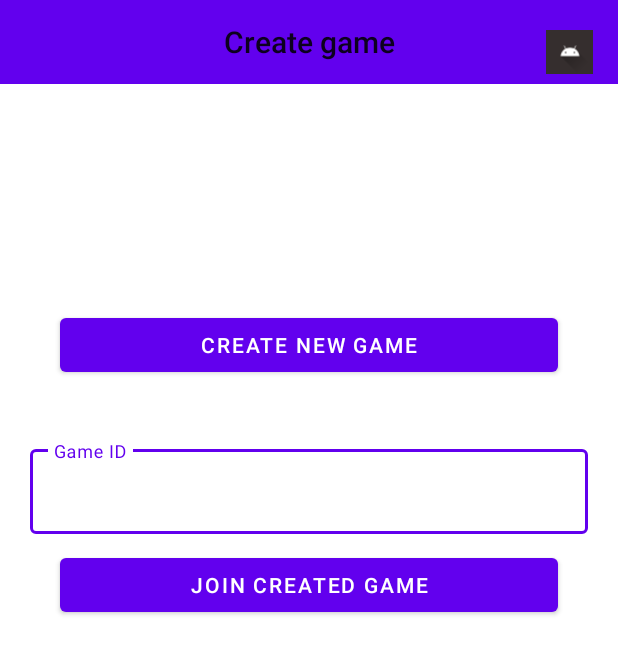
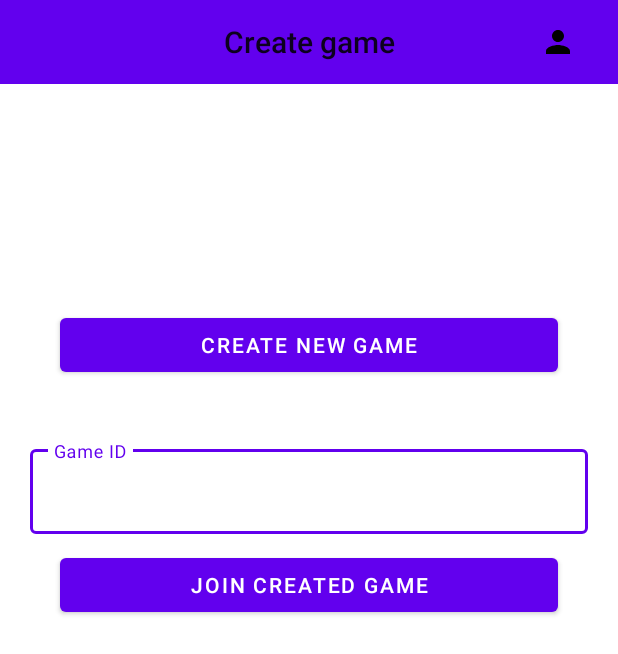
Before and after one commit to serfer10/Battle_ship, an Android app: the CreateGameActivity screen opened directly, with no data from a screen before it, on a phone screen of 412 x 824 dp. Shown: the top 654 px of the screen. Run offline under Robolectric (Android 15) with nearby library versions, the phone set to English and light mode, and no system bars; our stand-ins replace Firebase (no records; nobody signed in at launch, a user with empty details on screens opened directly), RxJava.

Commit message:
added edit-profile, changed navigation icons.

```diff
--- /dev/null
+++ b/app/src/main/res/drawable/ic_baseline_edit_24.xml
@@ -0,0 +1,5 @@
+<vector android:height="24dp" android:tint="#000000"
+    android:viewportHeight="24" android:viewportWidth="24"
+    android:width="24dp" xmlns:android="http://schemas.android.com/apk/res/android">
+    <path android:fillColor="@android:color/white" android:pathData="M3,17.25V21h3.75L17.81,9.94l-3.75,-3.75L3,17.25zM20.71,7.04c0.39,-0.39 0.39,-1.02 0,-1.41l-2.34,-2.34c-0.39,-0.39 -1.02,-0.39 -1.41,0l-1.83,1.83 3.75,3.75 1.83,-1.83z"/>
+</vector>
--- /dev/null
+++ b/app/src/main/res/drawable/ic_baseline_person_24.xml
@@ -0,0 +1,5 @@
+<vector android:height="24dp" android:tint="#000000"
+    android:viewportHeight="24" android:viewportWidth="24"
+    android:width="24dp" xmlns:android="http://schemas.android.com/apk/res/android">
+    <path android:fillColor="@android:color/white" android:pathData="M12,12c2.21,0 4,-1.79 4,-4s-1.79,-4 -4,-4 -4,1.79 -4,4 1.79,4 4,4zM12,14c-2.67,0 -8,1.34 -8,4v2h16v-2c0,-2.66 -5.33,-4 -8,-4z"/>
+</vector>
--- a/app/src/main/res/layout/activity_create_game.xml
+++ b/app/src/main/res/layout/activity_create_game.xml
@@ -27,6 +27,16 @@
             android:visibility="visible"
             tools:layout_editor_absoluteX="164dp"
             tools:layout_editor_absoluteY="14dp" />
+
+        <ImageView
+            android:id="@+id/button_profile"
+            android:layout_width="wrap_content"
+            android:layout_height="wrap_content"
+            android:layout_gravity="end"
+            android:layout_marginEnd="20dp"
+            android:scaleType="centerInside"
+            android:padding="8dp"
+            android:src="@drawable/ic_baseline_person_24" />
 
 
     </androidx.appcompat.widget.Toolbar>
@@ -71,19 +81,6 @@
         app:layout_constraintStart_toStartOf="parent"
         app:layout_constraintTop_toBottomOf="@id/gameInput" />
 
-    <ImageButton
-        android:id="@+id/button_profile"
-        android:layout_width="31dp"
-        android:layout_height="29dp"
-        android:background="#352E2E"
-        android:scaleType="centerInside"
-        android:src="@drawable/ic_launcher_foreground"
-        app:layout_constraintBottom_toBottomOf="parent"
-        app:layout_constraintEnd_toEndOf="parent"
-        app:layout_constraintHorizontal_bias="0.957"
-        app:layout_constraintStart_toStartOf="parent"
-        app:layout_constraintTop_toTopOf="parent"
-        app:layout_constraintVertical_bias="0.025"
-        tools:src="@drawable/ic_launcher_foreground" />
+
 
 </androidx.constraintlayout.widget.ConstraintLayout>
--- a/app/src/main/res/layout/activity_update_profile.xml
+++ b/app/src/main/res/layout/activity_update_profile.xml
@@ -8,6 +8,7 @@
     tools:context=".ui.activities.UpdateProfileActivity">
 
     <androidx.appcompat.widget.Toolbar
+        android:id="@+id/update_profile_toolbar"
         android:layout_width="match_parent"
         android:layout_height="?attr/actionBarSize"
         android:background="?attr/colorPrimary"
@@ -79,6 +80,7 @@
     </com.google.android.material.textfield.TextInputLayout>
 
     <com.google.android.material.button.MaterialButton
+        android:id="@+id/button_save_info"
         android:layout_width="match_parent"
         android:layout_height="wrap_content"
         android:text="@string/save_new_info"
```
Also changed, not shown: app/src/main/java/com/tselishchev/battleship/db/UserRepository.kt (+4 -7 lines), app/src/main/java/com/tselishchev/battleship/ui/activities/UpdateProfileActivity.kt (+28 -3 lines), app/src/main/java/com/tselishchev/battleship/ui/activities/UpdateProfileViewModel.kt (added, +34 -0 lines), app/src/main/java/com/tselishchev/battleship/ui/profile/ProfileActivity.kt (+9 -4 lines), app/src/main/java/com/tselishchev/battleship/ui/profile/ProfileViewModel.kt (added, +7 -0 lines), app/src/main/res/layout/activity_profile.xml (+10 -11 lines).
